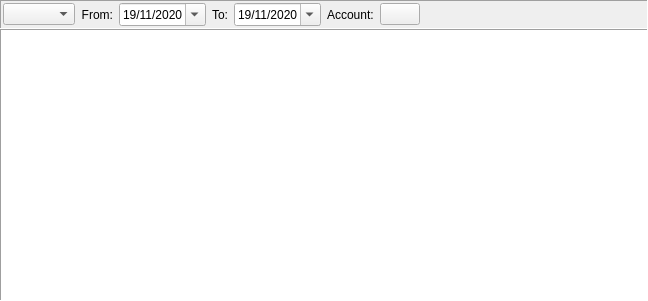
The window that jal/ui/reports/profit_loss_report.ui (titov-vv/jal) describes before a commit, drawn with Qt 5.
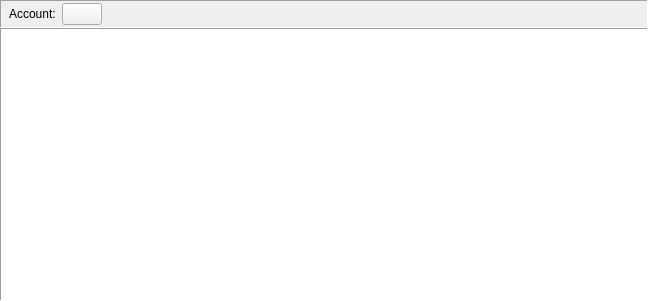
The same window after the commit. Custom widgets are drawn as their Qt base class.

Commit message: DateRangeSelector widget was created to simplify date range selection in reports

What changed in the file:
```diff
--- a/jal/ui/reports/profit_loss_report.ui
+++ b/jal/ui/reports/profit_loss_report.ui
@@ -54,73 +54,7 @@
        <number>2</number>
       </property>
       <item>
-       <widget class="DateRangeCombo" name="ReportRangeCombo"/>
-      </item>
-      <item>
-       <widget class="QLabel" name="ReportFromLbl">
-        <property name="text">
-         <string>From:</string>
-        </property>
-        <property name="alignment">
-         <set>Qt::AlignRight|Qt::AlignTrailing|Qt::AlignVCenter</set>
-        </property>
-       </widget>
-      </item>
-      <item>
-       <widget class="QDateEdit" name="ReportFromDate">
-        <property name="dateTime">
-         <datetime>
-          <hour>21</hour>
-          <minute>0</minute>
-          <second>0</second>
-          <year>2020</year>
-          <month>11</month>
-          <day>19</day>
-         </datetime>
-        </property>
-        <property name="displayFormat">
-         <string>dd/MM/yyyy</string>
-        </property>
-        <property name="calendarPopup">
-         <bool>true</bool>
-        </property>
-        <property name="timeSpec">
-         <enum>Qt::UTC</enum>
-        </property>
-       </widget>
-      </item>
-      <item>
-       <widget class="QLabel" name="ReportToLbl">
-        <property name="text">
-         <string>To:</string>
-        </property>
-        <property name="alignment">
-         <set>Qt::AlignRight|Qt::AlignTrailing|Qt::AlignVCenter</set>
-        </property>
-       </widget>
-      </item>
-      <item>
-       <widget class="QDateEdit" name="ReportToDate">
-        <property name="dateTime">
-         <datetime>
-          <hour>21</hour>
-          <minute>0</minute>
-          <second>0</second>
-          <year>2020</year>
-          <month>11</month>
-          <day>19</day>
-         </datetime>
-        </property>
-        <property name="displayFormat">
-         <string>dd/MM/yyyy</string>
-        </property>
-        <property name="calendarPopup">
-         <bool>true</bool>
-        </property>
-        <property name="timeSpec">
-         <enum>Qt::UTC</enum>
-        </property>
-       </widget>
+       <widget class="DateRangeSelector" name="ReportRange" native="true"/>
       </item>
       <item>
        <widget class="QLabel" name="ReportAccountLbl">
@@ -182,16 +116,17 @@
   </layout>
  </widget>
  <customwidgets>
+  <customwidget>
+   <class>DateRangeSelector</class>
+   <extends>QWidget</extends>
+   <header>jal/widgets/date_range_selector.h</header>
+   <container>1</container>
+  </customwidget>
   <customwidget>
    <class>AccountButton</class>
    <extends>QPushButton</extends>
    <header>jal/widgets/account_select.h</header>
   </customwidget>
-  <customwidget>
-   <class>DateRangeCombo</class>
-   <extends>QComboBox</extends>
-   <header>jal/widgets/helpers.h</header>
-  </customwidget>
  </customwidgets>
  <resources/>
  <connections/>
```
The commit also changes 16 other files.
